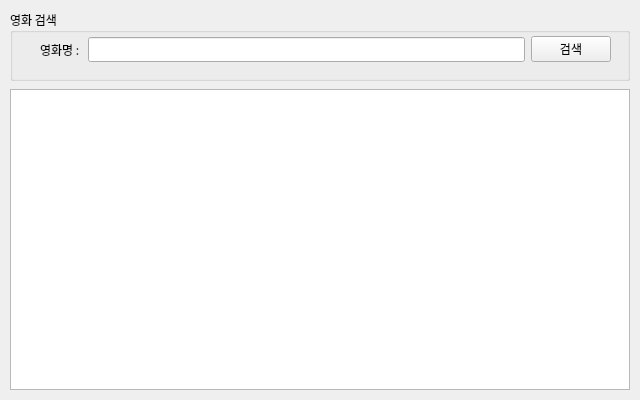
Before: the Qt Designer form part1/studyPyQt/naverApimovie.ui in Yong-Hwan-Lee/miniprojects, drawn with Qt 5.
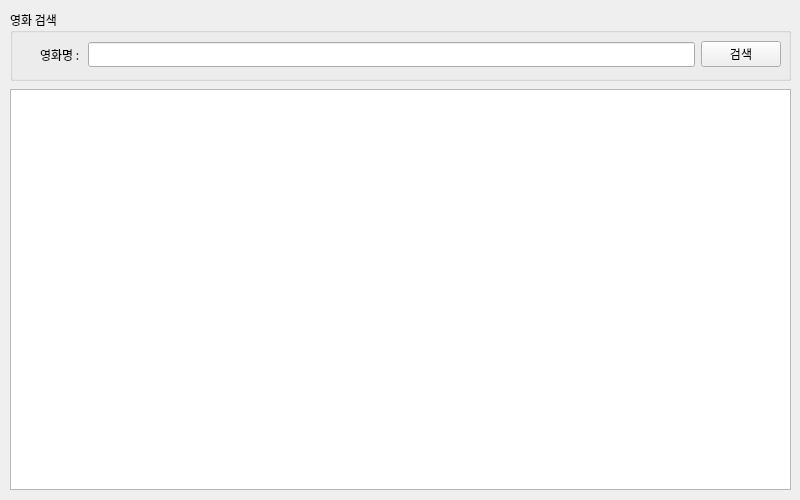
After: the same form once the commit is applied.

The edit to the form file:
```diff
--- a/part1/studyPyQt/naverApimovie.ui
+++ b/part1/studyPyQt/naverApimovie.ui
@@ -6,8 +6,8 @@
    <rect>
     <x>0</x>
     <y>0</y>
-    <width>640</width>
-    <height>400</height>
+    <width>800</width>
+    <height>500</height>
    </rect>
   </property>
   <property name="sizePolicy">
@@ -18,14 +18,14 @@
   </property>
   <property name="minimumSize">
    <size>
-    <width>640</width>
-    <height>400</height>
+    <width>800</width>
+    <height>500</height>
    </size>
   </property>
   <property name="maximumSize">
    <size>
-    <width>640</width>
-    <height>400</height>
+    <width>800</width>
+    <height>500</height>
    </size>
   </property>
   <property name="font">
@@ -41,7 +41,7 @@
     <rect>
      <x>10</x>
      <y>10</y>
-     <width>620</width>
+     <width>781</width>
      <height>71</height>
     </rect>
    </property>
@@ -56,8 +56,8 @@
         <rect>
          <x>30</x>
          <y>24</y>
-         <width>571</width>
-         <height>31</height>
+         <width>741</width>
+         <height>41</height>
         </rect>
        </property>
        <layout class="QHBoxLayout" name="horizontalLayout">
@@ -89,8 +89,8 @@
     <rect>
      <x>10</x>
      <y>89</y>
-     <width>620</width>
-     <height>301</height>
+     <width>781</width>
+     <height>401</height>
     </rect>
    </property>
    <layout class="QVBoxLayout" name="resultLayout">
```
